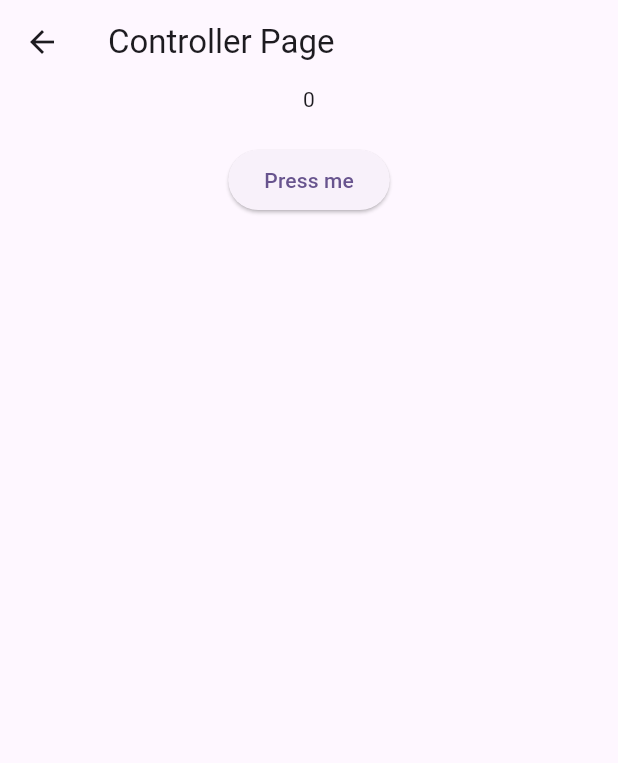
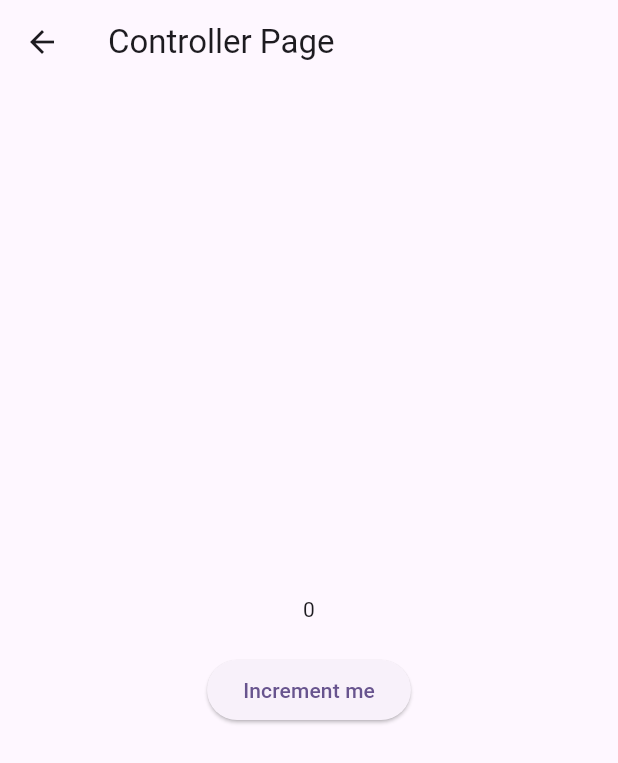
Before and after one commit to emagnu/flutter_signals, a Flutter app: the ControllerPage screen opened directly, on a phone screen of 412 x 824 dp. Shown: the top 763 px of the screen. Run offline on Flutter 3.47's test engine with Material 3 defaults, Android fonts, the phone set to English and light mode, and no system bars; our stand-ins replace signals.

Commit message:
Controller

```diff
--- /dev/null
+++ b/lib/helper/controller.dart
@@ -0,0 +1,17 @@
+//
+//  Import LIBRARIES
+import 'package:signals/signals.dart';
+
+//  Import FILES
+// import '../pages/counter_pae.dart';
+//  PARTS
+//  SIGNALS
+final counter = signal<int>(0);
+//
+
+class CounterController {
+  CounterController();
+  void increment() {
+    counter.value++;
+  }
+}
--- a/lib/pages/computed_page.dart
+++ b/lib/pages/computed_page.dart
@@ -8,7 +8,8 @@ import 'package:signals/signals_flutter.dart';
 //  PARTS
 //  SIGNALS
 final counter = signal<int>(0);
-final counterType = computed(() => counter.value.isEven ? 'Even' : 'Odd');
+final counterType =
+    computed<String>(() => counter.value.isEven ? 'Even' : 'Odd');
 //
 
 class ComputedPage extends StatelessWidget {
--- a/lib/pages/controller_page.dart
+++ b/lib/pages/controller_page.dart
@@ -1,14 +1,15 @@
 //
 //  Import LIBRARIES
 import 'package:flutter/material.dart';
-import 'package:flutter_signals/controller.dart';
 import 'package:signals/signals_flutter.dart';
 
 //  Import FILES
+import '../helper/controller.dart';
 //  PARTS
+
 //  SIGNALS
-final counter = signal<int>(0);
-final counterController = CounterController();
+// final counter = signal<int>(0);
+//  final CounterController counterController = CounterController();
 //
 
 class ControllerPage extends StatelessWidget {
@@ -16,23 +17,42 @@ class ControllerPage extends StatelessWidget {
 
   @override
   Widget build(BuildContext context) {
+    CounterController counterController = CounterController();
+
     return Scaffold(
       appBar: AppBar(
         title: const Text('Controller Page'),
       ),
       body: Center(
         child: Column(
+          mainAxisAlignment: MainAxisAlignment.center,
           children: <Widget>[
             Text(
               counter.watch(context).toString(),
             ),
             const SizedBox(height: 20.0),
             ElevatedButton(
-                onPressed: () => counterController.increment(),
-                child: const Text('Press me'))
+              onPressed: () => counterController.increment(),
+              // onPressed: () => controller.increment(),
+              child: const Text('Increment me'),
+            ),
           ],
         ),
       ),
+      // body: Center(
+      //   child: Column(
+      //     mainAxisAlignment: MainAxisAlignment.center,
+      //     children: <Widget>[
+      //       Text(
+      //         counter.watch(context).toString(),
+      //       ),
+      //       const SizedBox(height: 20.0),
+      //       ElevatedButton(
+      //           onPressed: () => counterController.increment(),
+      //           child: const Text('Increment me'))
+      //     ],
+      //   ),
+      // ),
     );
   }
 }
--- a/lib/pages/listen_page.dart
+++ b/lib/pages/listen_page.dart
@@ -8,7 +8,8 @@ import 'package:signals/signals_flutter.dart';
 //  PARTS
 //  SIGNALS
 final counter = signal<int>(0);
-final counterType = computed(() => counter.value.isEven ? 'Even' : 'Odd');
+final counterType =
+    computed<String>(() => counter.value.isEven ? 'Even' : 'Odd');
 //
 
 class ListenPage extends StatelessWidget {
@@ -18,6 +19,7 @@ class ListenPage extends StatelessWidget {
   Widget build(BuildContext context) {
     counter.listen(context, () {
       final snackBar = SnackBar(content: Text('Counter value is $counterType'));
+
       if (counter.value.remainder(3) == 0 && counter.value > 3) {
         debugPrint(counter.value.remainder(3).toString());
         ScaffoldMessenger.of(context)
```
Also changed, not shown: lib/controller.dart (deleted, +0 -14 lines), lib/pages/counter_page.dart (+20 -5 lines), lib/pages/signals_page.dart (+19 -0 lines).
